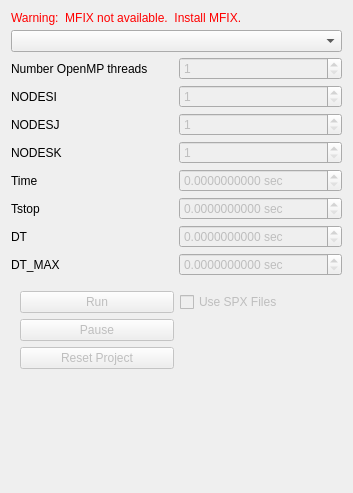
This is gui/uifiles/run.ui in truongd8593/mfix as Qt 5 draws it before an edit. The edited form follows.
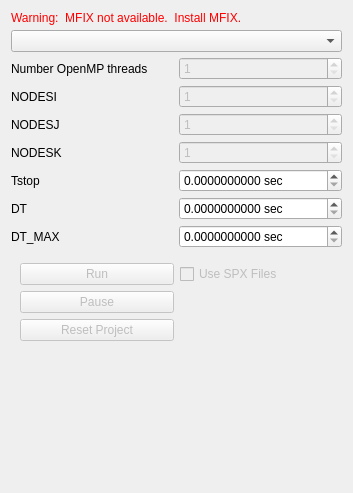
This is the edited form. Custom widgets are drawn as their Qt base class.

Commit message: remove time spinbox

Diff of the .ui file:
```diff
--- a/gui/uifiles/run.ui
+++ b/gui/uifiles/run.ui
@@ -475,10 +475,10 @@
         </property>
        </widget>
       </item>
-      <item row="10" column="1">
+      <item row="9" column="1">
        <widget class="DoubleSpinBox" name="doublespinbox_keyword_dt_max">
         <property name="enabled">
-         <bool>false</bool>
+         <bool>true</bool>
         </property>
         <property name="suffix">
          <string> sec</string>
@@ -491,10 +491,10 @@
         </property>
        </widget>
       </item>
-      <item row="9" column="1">
+      <item row="8" column="1">
        <widget class="DoubleSpinBox" name="doublespinbox_keyword_dt">
         <property name="enabled">
-         <bool>false</bool>
+         <bool>true</bool>
         </property>
         <property name="suffix">
          <string> sec</string>
@@ -507,27 +507,14 @@
         </property>
        </widget>
       </item>
-      <item row="10" column="0">
+      <item row="9" column="0">
        <widget class="QLabel" name="label_131">
         <property name="text">
          <string>DT_MAX</string>
         </property>
        </widget>
       </item>
-      <item row="7" column="1">
-       <widget class="DoubleSpinBox" name="doublespinbox_keyword_time">
-        <property name="enabled">
-         <bool>false</bool>
-        </property>
-        <property name="suffix">
-         <string> sec</string>
-        </property>
-        <property name="decimals">
-         <number>10</number>
-        </property>
-       </widget>
-      </item>
-      <item row="8" column="0">
+      <item row="7" column="0">
        <widget class="QLabel" name="label_128">
         <property name="text">
          <string>Tstop</string>
@@ -548,13 +535,6 @@
         </property>
        </widget>
       </item>
-      <item row="7" column="0">
-       <widget class="QLabel" name="label_129">
-        <property name="text">
-         <string>Time</string>
-        </property>
-       </widget>
-      </item>
       <item row="3" column="1">
        <widget class="SpinBox" name="spinbox_keyword_nodesi">
         <property name="enabled">
@@ -571,17 +551,17 @@
       <item row="1" column="0" colspan="2">
        <widget class="QComboBox" name="spinbox_mfix_executables"/>
       </item>
-      <item row="9" column="0">
+      <item row="8" column="0">
        <widget class="QLabel" name="label_130">
         <property name="text">
          <string>DT</string>
         </property>
        </widget>
       </item>
-      <item row="8" column="1">
+      <item row="7" column="1">
        <widget class="DoubleSpinBox" name="doublespinbox_keyword_tstop">
         <property name="enabled">
-         <bool>false</bool>
+         <bool>true</bool>
         </property>
         <property name="suffix">
          <string> sec</string>
```
Left out of the diff: 3 changed lines with no effect on the pictures.
